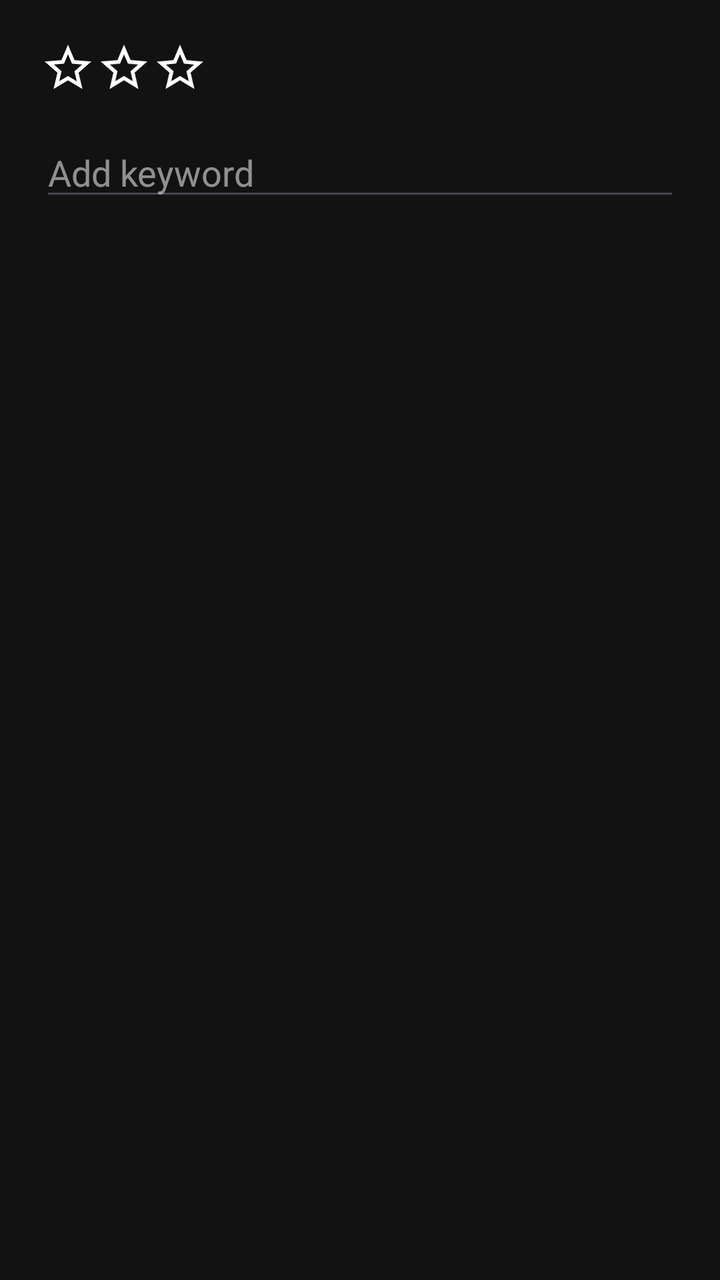
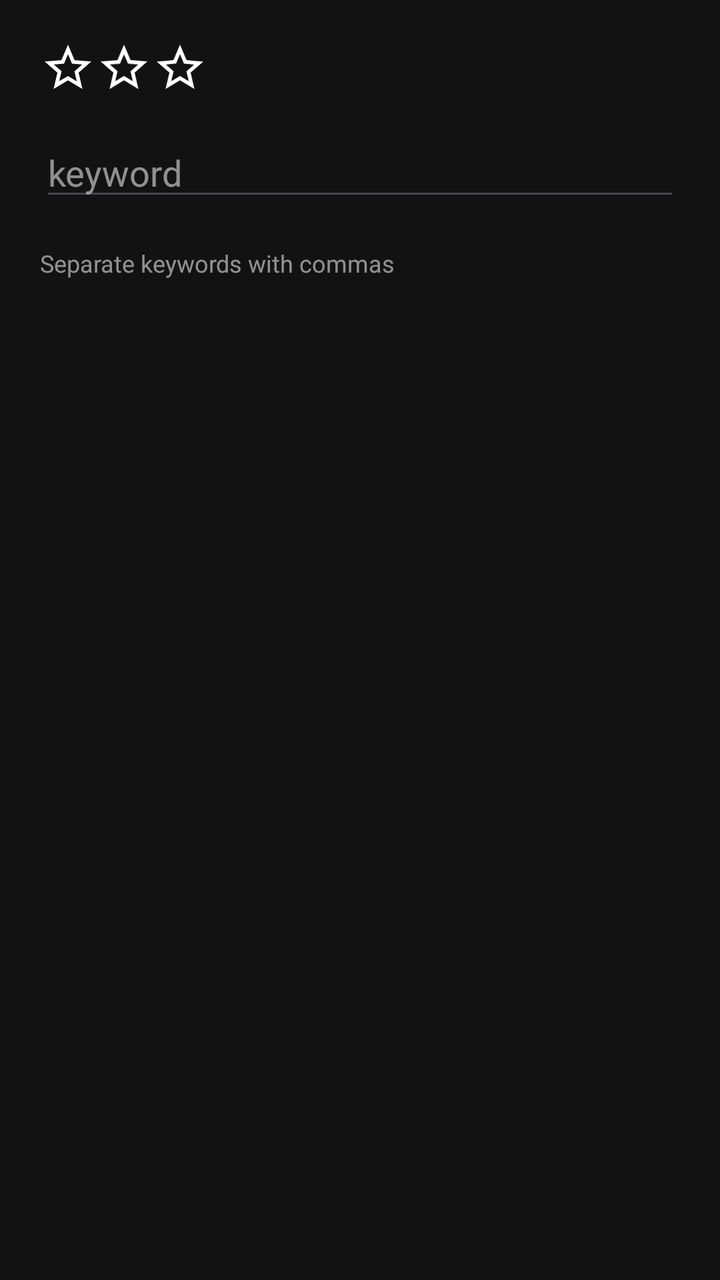

The first picture is an Android layout as it rendered before a commit; the second is the same layout after the commit. The layout source and the unified diff follow.
<!-- AndroidManifest.xml: application theme Theme.KeyTag -->
<!-- res/layout/dialog_batch_tag.xml -->
<LinearLayout
    xmlns:android="http://schemas.android.com/apk/res/android"
    android:layout_width="match_parent"
    android:layout_height="wrap_content"
    android:orientation="vertical"
    android:padding="20dp">

    
    <LinearLayout
        android:id="@+id/ratingRow"
        android:layout_width="wrap_content"
        android:layout_height="wrap_content"
        android:orientation="horizontal"
        android:layout_marginBottom="16dp">

        <ImageView
            android:id="@+id/dialogStar1"
            android:layout_width="28dp"
            android:layout_height="28dp"
            android:src="@drawable/baseline_star_border_24"
            android:tint="@android:color/white"/>

        <ImageView
            android:id="@+id/dialogStar2"
            android:layout_width="28dp"
            android:layout_height="28dp"
            android:src="@drawable/baseline_star_border_24"
            android:tint="@android:color/white"/>

        <ImageView
            android:id="@+id/dialogStar3"
            android:layout_width="28dp"
            android:layout_height="28dp"
            android:src="@drawable/baseline_star_border_24"
            android:tint="@android:color/white"/>

    </LinearLayout>

    
    <AutoCompleteTextView
        android:id="@+id/tagInput"
        android:layout_width="match_parent"
        android:layout_height="wrap_content"
        android:hint="Add keyword"
        android:textColor="#FFFFFF"
        android:textColorHint="#88FFFFFF"
        android:popupBackground="#3D5166"
        android:dropDownWidth="match_parent"
        android:layout_marginBottom="16dp"/>

</LinearLayout>
<!-- resources referenced by this layout -->
<resources>
  <!-- drawable baseline_star_border_24 (drawable) -->
  <vector xmlns:android="http://schemas.android.com/apk/res/android" android:height="24dp" android:tint="#000000" android:viewportHeight="24" android:viewportWidth="24" android:width="24dp">
        
      <path android:fillColor="@android:color/white" android:pathData="M22,9.24l-7.19,-0.62L12,2 9.19,8.63 2,9.24l5.46,4.73L5.82,21 12,17.27 18.18,21l-1.63,-7.03L22,9.24zM12,15.4l-3.76,2.27 1,-4.28 -3.32,-2.88 4.38,-0.38L12,6.1l1.71,4.04 4.38,0.38 -3.32,2.88 1,4.28L12,15.4z"/>
      
  </vector>
  <style name="Theme.KeyTag" parent="Theme.Material3.DayNight.NoActionBar">
          <item name="android:colorBackground">@color/kt_background</item>
      </style>
  <color name="kt_background">#121212</color>
</resources>

<!-- the commit's change to res/layout/dialog_batch_tag.xml (unified diff, before → after) -->
@@ -41,11 +41,20 @@
         android:id="@+id/tagInput"
         android:layout_width="match_parent"
         android:layout_height="wrap_content"
-        android:hint="Add keyword"
+        android:hint="keyword"
         android:textColor="#FFFFFF"
         android:textColorHint="#88FFFFFF"
         android:popupBackground="#3D5166"
         android:dropDownWidth="match_parent"
         android:layout_marginBottom="16dp"/>
 
+    <TextView
+        android:layout_width="match_parent"
+        android:layout_height="wrap_content"
+        android:text="Separate keywords with commas"
+        android:textColor="#88FFFFFF"
+        android:textSize="12sp"
+        android:layout_marginTop="2dp"
+        android:layout_marginBottom="8dp"/>
+
 </LinearLayout>
